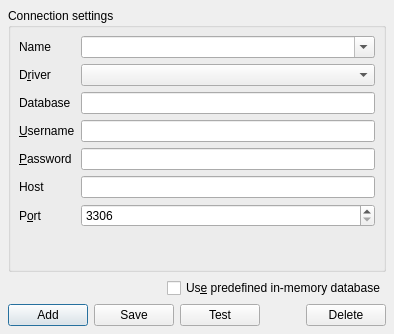
Above: plugins/databaseModel/databaseModel/gui/ui/ConnectionWidget.ui from helkatz/LogViewer before the change. Below: the same form after it.
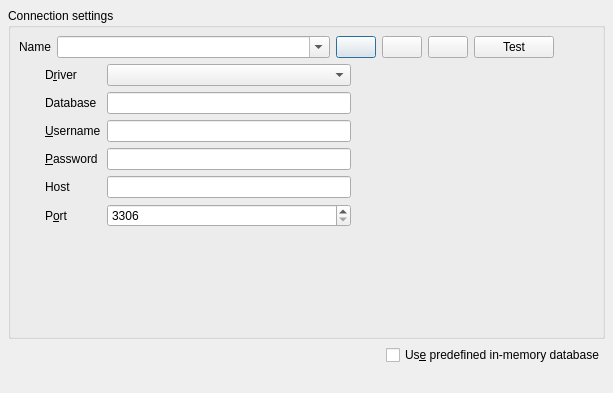
That is the form after the change. Icons and pictures are not drawn.

Patch:
```diff
--- a/plugins/databaseModel/databaseModel/gui/ui/ConnectionWidget.ui
+++ b/plugins/databaseModel/databaseModel/gui/ui/ConnectionWidget.ui
@@ -6,8 +6,8 @@
    <rect>
     <x>0</x>
     <y>0</y>
-    <width>394</width>
-    <height>334</height>
+    <width>613</width>
+    <height>393</height>
    </rect>
   </property>
   <property name="windowTitle">
@@ -34,7 +34,7 @@
      <property name="title">
       <string>Connection settings</string>
      </property>
-     <layout class="QGridLayout">
+     <layout class="QGridLayout" name="_2">
       <property name="leftMargin">
        <number>8</number>
       </property>
@@ -50,7 +50,7 @@
       <property name="spacing">
        <number>6</number>
       </property>
-      <item row="7" column="0">
+      <item row="8" column="0">
        <spacer name="verticalSpacer">
         <property name="orientation">
          <enum>Qt::Vertical</enum>
@@ -63,17 +63,98 @@
         </property>
        </spacer>
       </item>
-      <item row="4" column="0">
-       <widget class="QLabel" name="textLabel4_2">
+      <item row="0" column="0" colspan="2">
+       <layout class="QHBoxLayout" name="horizontalLayout">
+        <item>
+         <widget class="QLabel" name="label">
         <property name="text">
-         <string>&amp;Password</string>
-        </property>
-        <property name="buddy">
-         <cstring>passwordEdit</cstring>
-        </property>
-       </widget>
-      </item>
-      <item row="6" column="0">
+           <string>Name</string>
+          </property>
+         </widget>
+        </item>
+        <item>
+         <widget class="QComboBox" name="nameCombo">
+          <property name="sizePolicy">
+           <sizepolicy hsizetype="MinimumExpanding" vsizetype="Maximum">
+            <horstretch>0</horstretch>
+            <verstretch>0</verstretch>
+           </sizepolicy>
+          </property>
+          <property name="editable">
+           <bool>true</bool>
+          </property>
+         </widget>
+        </item>
+        <item>
+         <widget class="QPushButton" name="editConnection">
+          <property name="toolTip">
+           <string>edit this connection</string>
+          </property>
+          <property name="text">
+           <string/>
+          </property>
+          <property name="icon">
+           <iconset resource="../../../../../assets/default.qrc">
+            <normaloff>:/assets/icons/icons8-edit-file-100.png</normaloff>:/assets/icons/icons8-edit-file-100.png</iconset>
+          </property>
+         </widget>
+        </item>
+        <item>
+         <widget class="QPushButton" name="duplicateConnection">
+          <property name="toolTip">
+           <string>duplicate this connection</string>
+          </property>
+          <property name="text">
+           <string/>
+          </property>
+          <property name="icon">
+           <iconset resource="../../../../../assets/default.qrc">
+            <normaloff>:/assets/icons/icons8-new-copy-100.png</normaloff>:/assets/icons/icons8-new-copy-100.png</iconset>
+          </property>
+         </widget>
+        </item>
+        <item>
+         <widget class="QPushButton" name="deleteConnection">
+          <property name="toolTip">
+           <string>delete</string>
+          </property>
+          <property name="text">
+           <string/>
+          </property>
+          <property name="icon">
+           <iconset resource="../../../../../assets/default.qrc">
+            <normaloff>:/assets/icons/icons8-delete-document-100.png</normaloff>:/assets/icons/icons8-delete-document-100.png</iconset>
+          </property>
+         </widget>
+        </item>
+        <item>
+         <widget class="QPushButton" name="testConnection">
+          <property name="text">
+           <string>Test</string>
+          </property>
+         </widget>
+        </item>
+        <item>
+         <spacer name="horizontalSpacer">
+          <property name="orientation">
+           <enum>Qt::Horizontal</enum>
+          </property>
+          <property name="sizeType">
+           <enum>QSizePolicy::Minimum</enum>
+          </property>
+          <property name="sizeHint" stdset="0">
+           <size>
+            <width>40</width>
+            <height>20</height>
+           </size>
+          </property>
+         </spacer>
+        </item>
+       </layout>
+      </item>
+      <item row="8" column="1">
+       <layout class="QGridLayout" name="gridLayout">
+        <item row="5" column="0">
        <widget class="QLabel" name="textLabel5_2">
         <property name="text">
          <string>P&amp;ort</string>
@@ -83,36 +164,10 @@
         </property>
        </widget>
       </item>
-      <item row="1" column="1">
+        <item row="0" column="1">
        <widget class="QComboBox" name="driverCombo"/>
       </item>
-      <item row="2" column="0">
-       <widget class="QLabel" name="textLabel3">
-        <property name="text">
-         <string>Database</string>
-        </property>
-        <property name="buddy">
-         <cstring>databaseEdit</cstring>
-        </property>
-       </widget>
-      </item>
-      <item row="5" column="1">
-       <widget class="QLineEdit" name="hostEdit"/>
-      </item>
-      <item row="5" column="0">
-       <widget class="QLabel" name="textLabel5">
-        <property name="text">
-         <string>Host</string>
-        </property>
-        <property name="buddy">
-         <cstring>hostEdit</cstring>
-        </property>
-       </widget>
-      </item>
-      <item row="2" column="1">
-       <widget class="QLineEdit" name="databaseEdit"/>
-      </item>
-      <item row="1" column="0">
+        <item row="0" column="0">
        <widget class="QLabel" name="textLabel2">
         <property name="text">
          <string>D&amp;river</string>
@@ -123,23 +178,19 @@
        </widget>
       </item>
       <item row="4" column="1">
-       <widget class="QLineEdit" name="passwordEdit">
-        <property name="echoMode">
-         <enum>QLineEdit::Password</enum>
-        </property>
-       </widget>
-      </item>
-      <item row="3" column="0">
-       <widget class="QLabel" name="textLabel4">
+         <widget class="QLineEdit" name="hostEdit"/>
+        </item>
+        <item row="1" column="0">
+         <widget class="QLabel" name="textLabel3">
         <property name="text">
-         <string>&amp;Username</string>
+           <string>Database</string>
         </property>
         <property name="buddy">
          <cstring>usernameEdit</cstring>
         </property>
        </widget>
       </item>
-      <item row="6" column="1">
+        <item row="5" column="1">
        <widget class="QSpinBox" name="portSpinBox">
         <property name="specialValueText">
          <string>3306</string>
@@ -155,22 +206,76 @@
         </property>
        </widget>
       </item>
-      <item row="3" column="1">
+        <item row="3" column="2">
+         <spacer name="horizontalSpacer_2">
+          <property name="orientation">
+           <enum>Qt::Horizontal</enum>
+          </property>
+          <property name="sizeHint" stdset="0">
+           <size>
+            <width>40</width>
+            <height>20</height>
+           </size>
+          </property>
+         </spacer>
+        </item>
+        <item row="2" column="0">
+         <widget class="QLabel" name="textLabel4">
+          <property name="text">
+           <string>&amp;Username</string>
+          </property>
+          <property name="buddy">
+           <cstring>usernameEdit</cstring>
+          </property>
+         </widget>
+        </item>
+        <item row="2" column="1">
        <widget class="QLineEdit" name="usernameEdit"/>
       </item>
-      <item row="0" column="1">
-       <widget class="QComboBox" name="nameCombo">
-        <property name="editable">
-         <bool>true</bool>
-        </property>
-       </widget>
-      </item>
-      <item row="0" column="0">
-       <widget class="QLabel" name="label">
+        <item row="4" column="0">
+         <widget class="QLabel" name="textLabel5">
+          <property name="text">
+           <string>Host</string>
+          </property>
+          <property name="buddy">
+           <cstring>hostEdit</cstring>
+          </property>
+         </widget>
+        </item>
+        <item row="3" column="1">
+         <widget class="QLineEdit" name="passwordEdit">
+          <property name="echoMode">
+           <enum>QLineEdit::Password</enum>
+          </property>
+         </widget>
+        </item>
+        <item row="3" column="0">
+         <widget class="QLabel" name="textLabel4_2">
         <property name="text">
-         <string>Name</string>
-        </property>
-       </widget>
+           <string>&amp;Password</string>
+          </property>
+          <property name="buddy">
+           <cstring>passwordEdit</cstring>
+          </property>
+         </widget>
+        </item>
+        <item row="1" column="1">
+         <widget class="QLineEdit" name="databaseEdit"/>
+        </item>
+        <item row="6" column="1">
+         <spacer name="verticalSpacer_2">
+          <property name="orientation">
+           <enum>Qt::Vertical</enum>
+          </property>
+          <property name="sizeHint" stdset="0">
+           <size>
+            <width>20</width>
+            <height>40</height>
+           </size>
+          </property>
+         </spacer>
+        </item>
+       </layout>
       </item>
      </layout>
     </widget>
@@ -231,27 +336,6 @@
      <property name="bottomMargin">
       <number>0</number>
      </property>
-     <item>
-      <widget class="QPushButton" name="addButton">
-       <property name="text">
-        <string>Add</string>
-       </property>
-      </widget>
-     </item>
-     <item>
-      <widget class="QPushButton" name="saveButton">
-       <property name="text">
-        <string>Save</string>
-       </property>
-      </widget>
-     </item>
-     <item>
-      <widget class="QPushButton" name="testButton">
-       <property name="text">
-        <string>Test</string>
-       </property>
-      </widget>
-     </item>
      <item>
       <spacer>
        <property name="orientation">
@@ -268,13 +352,6 @@
        </property>
       </spacer>
      </item>
-     <item>
-      <widget class="QPushButton" name="deleteButton">
-       <property name="text">
-        <string>Delete</string>
-       </property>
-      </widget>
-     </item>
     </layout>
    </item>
   </layout>
```
Left out of the diff: 12 changed lines with no effect on the pictures. Lines whose indentation alone changed are shown as unchanged.
